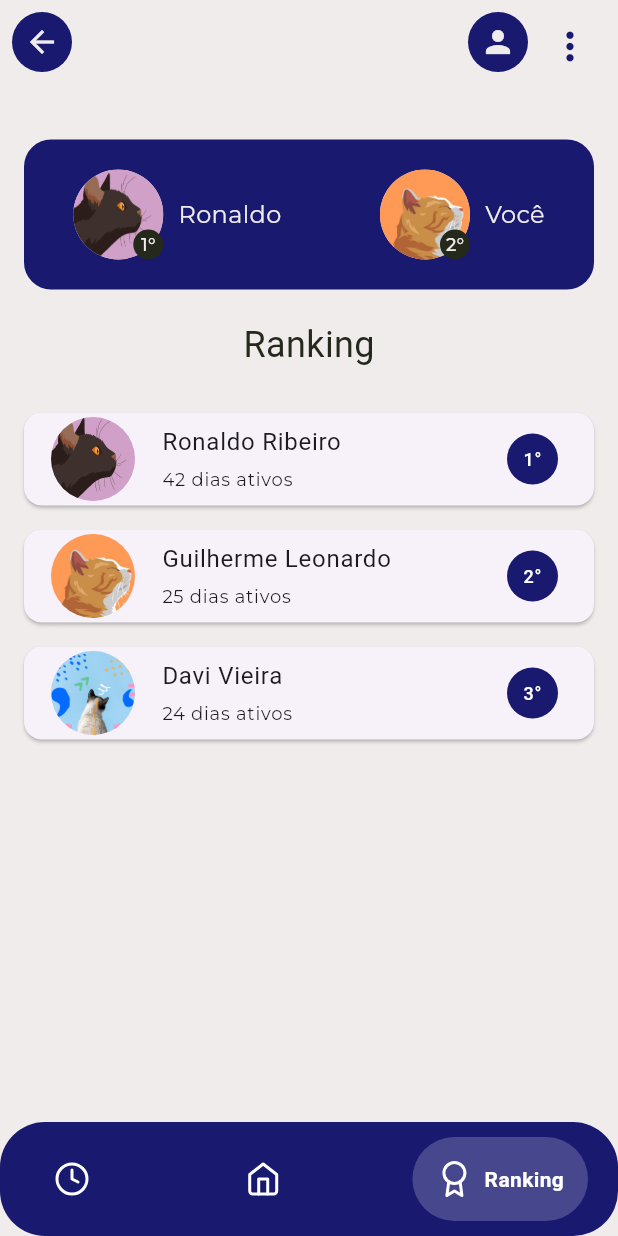
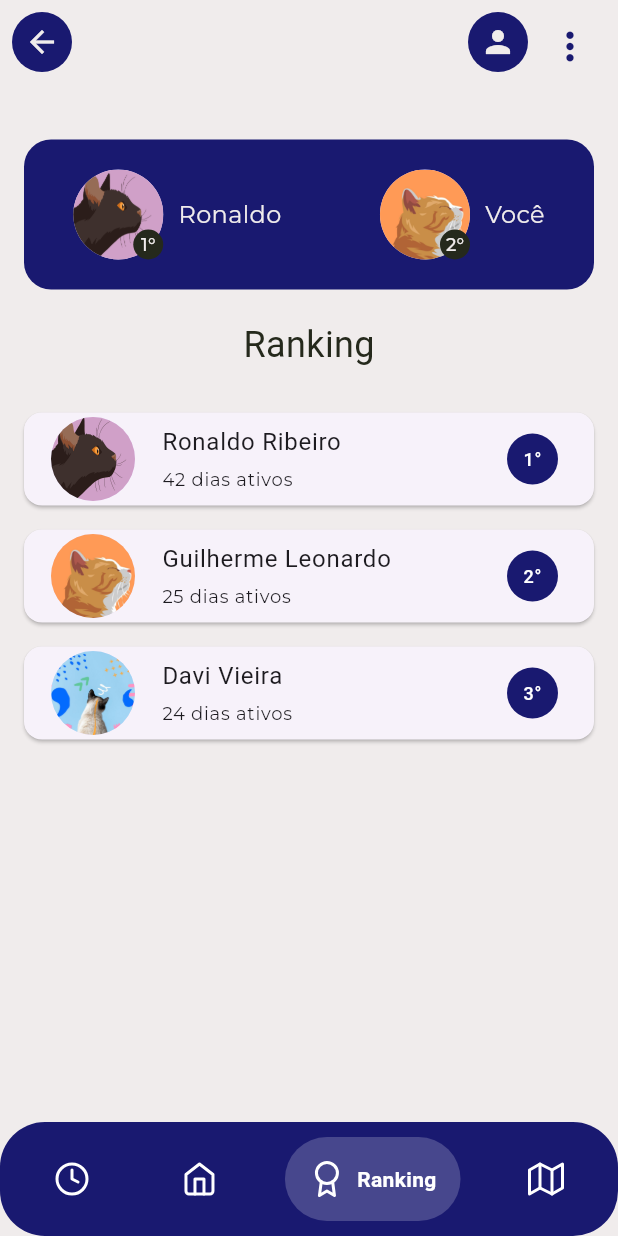
Before and after one commit to notsogreatdavi/DSI-2024.2, a Flutter app: the RankingScreen screen opened directly with empty values, on a phone screen of 412 x 824 dp. Run offline on Flutter 3.47's test engine with Material 3 defaults, Android fonts, the phone set to English and light mode, and no system bars; drawn by our look-alikes of google_nav_bar; our stand-ins replace flutter_feather_icons, flutter_masked_text2, google_fonts, image_picker, supabase_flutter; accounts and stored records are empty; Roboto replaces fonts that are missing (Montserrat-bold, Montserrat-semibold).

Commit message:
adicionando o botao do mapa na navbar

```diff
--- a/flutter_application_1/lib/src/common/widgets/custom_bottom_navigation_bar.dart
+++ b/flutter_application_1/lib/src/common/widgets/custom_bottom_navigation_bar.dart
@@ -23,8 +23,8 @@ class CustomBottomNavigationBar extends StatelessWidget {
       ),
       child: GNav(
         gap: 8,
-        color: Colors.white, // Cor dos ícones não selecionados
-        activeColor: Colors.white, // Cor dos ícones selecionados
+        color: Colors.white, // Ícones não selecionados
+        activeColor: Colors.white, // Ícones selecionados
         backgroundColor: AppColors.azulEscuro,
         tabBackgroundColor: Colors.white.withOpacity(0.2), // Fundo do ícone selecionado
         padding: const EdgeInsets.all(16),
@@ -43,6 +43,10 @@ class CustomBottomNavigationBar extends StatelessWidget {
             icon: FeatherIcons.award,
             text: 'Ranking',
           ),
+          GButton(
+            icon: FeatherIcons.map, // Novo botão do mapa 🗺️
+            text: 'Mapa',
+          ),
         ],
       ),
     );
--- a/flutter_application_1/pubspec.yaml
+++ b/flutter_application_1/pubspec.yaml
@@ -24,6 +24,8 @@ dependencies:
   sqflite: ^2.2.8+4
   path_provider: ^2.1.2
   google_fonts: ^6.1.0
+  latlong2: ^0.9.1
+  flutter_map: ^8.0.0
 
 dev_dependencies:
   flutter_test:
```
Also changed, not shown: flutter_application_1/lib/src/features/map/map_screen.dart (added), flutter_application_1/pubspec.lock, 1 other file.
